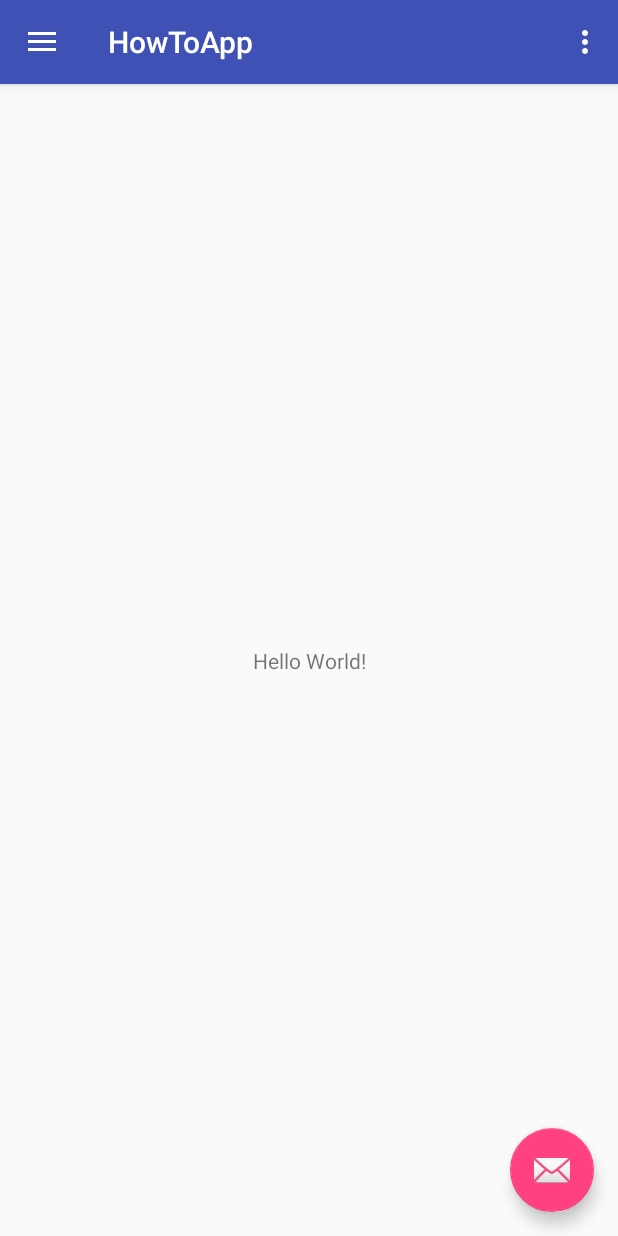
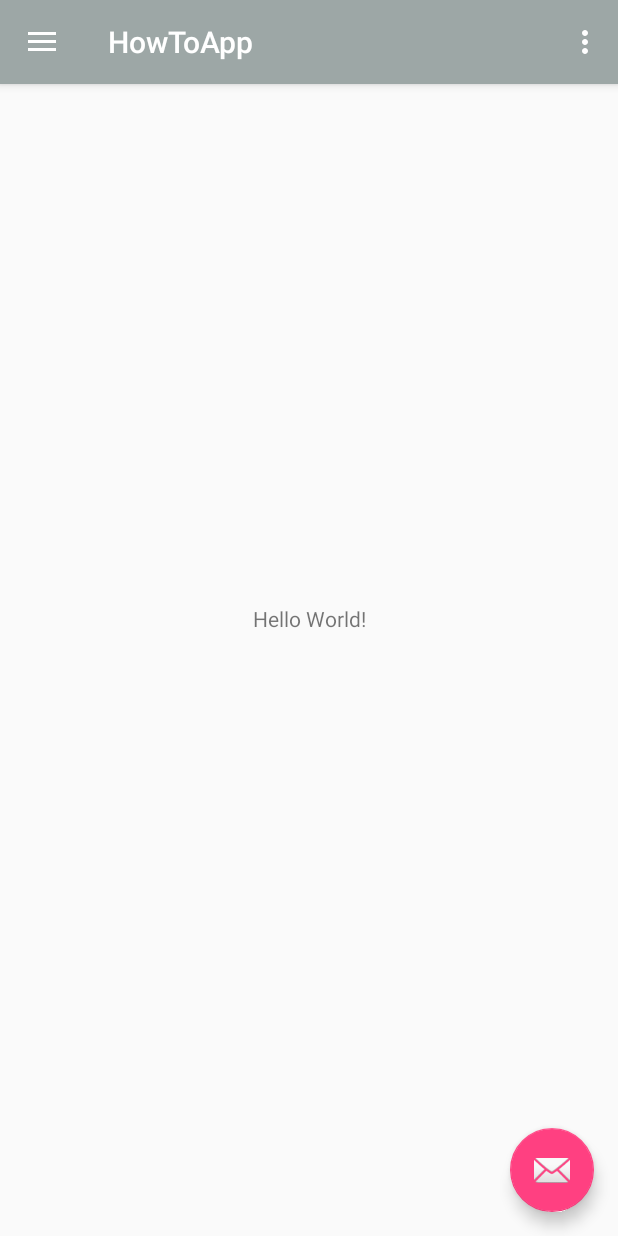
Before and after one commit to MumAroi/android-test, an Android app: the screen it shows after launch (LifecycleActivity), on a phone screen of 412 x 824 dp. Run offline under Robolectric (Android 15) with nearby library versions, the phone set to English and light mode, and no system bars.

Commit message:
how to app

```diff
--- a/HowToApp/app/src/main/AndroidManifest.xml
+++ b/HowToApp/app/src/main/AndroidManifest.xml
@@ -10,7 +10,7 @@
         android:supportsRtl="true"
         android:theme="@style/AppTheme">
         <activity
-            android:name=".LifecycleActivity"
+            android:name=".lifecycleactivity.LifecycleActivity"
             android:label="@string/app_name"
             android:theme="@style/AppTheme.NoActionBar">
             <intent-filter>
--- a/HowToApp/app/src/main/java/com/example/paramas_wae/howtoapp/LifecycleActivity.java
+++ b/HowToApp/app/src/main/java/com/example/paramas_wae/howtoapp/lifecycleactivity/LifecycleActivity.java
@@ -1,4 +1,4 @@
-package com.example.paramas_wae.howtoapp;
+package com.example.paramas_wae.howtoapp.lifecycleactivity;
 
 import android.os.Bundle;
 import android.support.design.widget.FloatingActionButton;
@@ -12,6 +12,8 @@ import android.support.v7.app.AppCompatActivity;
 import android.support.v7.widget.Toolbar;
 import android.view.Menu;
 import android.view.MenuItem;
+
+import com.example.paramas_wae.howtoapp.R;
 
 public class LifecycleActivity extends AppCompatActivity
         implements NavigationView.OnNavigationItemSelectedListener {
--- a/HowToApp/app/src/main/res/layout/activity_lifecycle.xml
+++ b/HowToApp/app/src/main/res/layout/activity_lifecycle.xml
@@ -8,10 +8,49 @@
     android:fitsSystemWindows="true"
     tools:openDrawer="start">
 
-    <include
-        layout="@layout/app_bar_lifecycle"
+    <android.support.design.widget.CoordinatorLayout
         android:layout_width="match_parent"
-        android:layout_height="match_parent" />
+        android:layout_height="match_parent">
+
+        <android.support.design.widget.AppBarLayout
+            android:layout_width="match_parent"
+            android:layout_height="wrap_content"
+            android:theme="@style/AppTheme.AppBarOverlay">
+
+            <android.support.v7.widget.Toolbar
+                android:id="@+id/toolbar"
+                android:layout_width="match_parent"
+                android:layout_height="?attr/actionBarSize"
+                android:background="?attr/colorPrimary"
+                app:popupTheme="@style/AppTheme.PopupOverlay" />
+
+        </android.support.design.widget.AppBarLayout>
+
+        <!-- content -->
+        <android.support.constraint.ConstraintLayout
+            android:layout_width="match_parent"
+            android:layout_height="match_parent">
+
+            <TextView
+                android:layout_width="wrap_content"
+                android:layout_height="wrap_content"
+                android:text="Hello World!"
+                app:layout_constraintBottom_toBottomOf="parent"
+                app:layout_constraintLeft_toLeftOf="parent"
+                app:layout_constraintRight_toRightOf="parent"
+                app:layout_constraintTop_toTopOf="parent" />
+        </android.support.constraint.ConstraintLayout>
+        <!-- end content -->
+
+        <android.support.design.widget.FloatingActionButton
+            android:id="@+id/fab"
+            android:layout_width="wrap_content"
+            android:layout_height="wrap_content"
+            android:layout_gravity="bottom|end"
+            android:layout_margin="@dimen/fab_margin"
+            app:srcCompat="@android:drawable/ic_dialog_email" />
+
+    </android.support.design.widget.CoordinatorLayout>
 
     <android.support.design.widget.NavigationView
         android:id="@+id/nav_view"
--- a/HowToApp/app/src/main/res/layout/app_bar_lifecycle.xml
+++ /dev/null
@@ -1,33 +0,0 @@
-<?xml version="1.0" encoding="utf-8"?>
-<android.support.design.widget.CoordinatorLayout xmlns:android="http://schemas.android.com/apk/res/android"
-    xmlns:app="http://schemas.android.com/apk/res-auto"
-    xmlns:tools="http://schemas.android.com/tools"
-    android:layout_width="match_parent"
-    android:layout_height="match_parent"
-    tools:context="com.example.paramas_wae.howtoapp.LifecycleActivity">
-
-    <android.support.design.widget.AppBarLayout
-        android:layout_width="match_parent"
-        android:layout_height="wrap_content"
-        android:theme="@style/AppTheme.AppBarOverlay">
-
-        <android.support.v7.widget.Toolbar
-            android:id="@+id/toolbar"
-            android:layout_width="match_parent"
-            android:layout_height="?attr/actionBarSize"
-            android:background="?attr/colorPrimary"
-            app:popupTheme="@style/AppTheme.PopupOverlay" />
-
-    </android.support.design.widget.AppBarLayout>
-
-    <include layout="@layout/content_lifecycle" />
-
-    <android.support.design.widget.FloatingActionButton
-        android:id="@+id/fab"
-        android:layout_width="wrap_content"
-        android:layout_height="wrap_content"
-        android:layout_gravity="bottom|end"
-        android:layout_margin="@dimen/fab_margin"
-        app:srcCompat="@android:drawable/ic_dialog_email" />
-
-</android.support.design.widget.CoordinatorLayout>
--- a/HowToApp/app/src/main/res/layout/content_lifecycle.xml
+++ /dev/null
@@ -1,20 +0,0 @@
-<?xml version="1.0" encoding="utf-8"?>
-<android.support.constraint.ConstraintLayout xmlns:android="http://schemas.android.com/apk/res/android"
-    xmlns:app="http://schemas.android.com/apk/res-auto"
-    xmlns:tools="http://schemas.android.com/tools"
-    android:layout_width="match_parent"
-    android:layout_height="match_parent"
-    app:layout_behavior="@string/appbar_scrolling_view_behavior"
-    tools:context="com.example.paramas_wae.howtoapp.LifecycleActivity"
-    tools:showIn="@layout/app_bar_lifecycle">
-
-    <TextView
-        android:layout_width="wrap_content"
-        android:layout_height="wrap_content"
-        android:text="Hello World!"
-        app:layout_constraintBottom_toBottomOf="parent"
-        app:layout_constraintLeft_toLeftOf="parent"
-        app:layout_constraintRight_toRightOf="parent"
-        app:layout_constraintTop_toTopOf="parent" />
-
-</android.support.constraint.ConstraintLayout>
--- a/HowToApp/app/src/main/res/values/colors.xml
+++ b/HowToApp/app/src/main/res/values/colors.xml
@@ -1,6 +1,6 @@
 <?xml version="1.0" encoding="utf-8"?>
 <resources>
-    <color name="colorPrimary">#3F51B5</color>
+    <color name="colorPrimary">#9da7a6</color>
     <color name="colorPrimaryDark">#303F9F</color>
     <color name="colorAccent">#FF4081</color>
 </resources>
--- a/HowToApp/app/src/main/res/values/styles.xml
+++ b/HowToApp/app/src/main/res/values/styles.xml
@@ -1,7 +1,7 @@
 <resources>
 
     <!-- Base application theme. -->
-    <style name="AppTheme" parent="Theme.AppCompat.Light.DarkActionBar">
+    <style name="AppTheme" parent="Theme.AppCompat.Light.NoActionBar">
         <!-- Customize your theme here. -->
         <item name="colorPrimary">@color/colorPrimary</item>
         <item name="colorPrimaryDark">@color/colorPrimaryDark</item>
--- a/HowToApp/build.gradle
+++ b/HowToApp/build.gradle
@@ -21,3 +21,9 @@ allprojects {
 task clean(type: Delete) {
     delete rootProject.buildDir
 }
+
+ext{
+    supportLibraryVersion = '25.3.1'
+    guavaVersion = '19.0'
+    supportConstraint = '1.0.2'
+}
```
Also changed, not shown: HowToApp/app/build.gradle (+5 -3 lines), HowToApp/app/src/main/java/com/example/paramas_wae/howtoapp/BasePresenter.java (added, +9 -0 lines), HowToApp/app/src/main/java/com/example/paramas_wae/howtoapp/util/ActivityUtils.java (added, +22 -0 lines), HowToApp/app/src/main/res/drawable/android_material.jpg (added).
